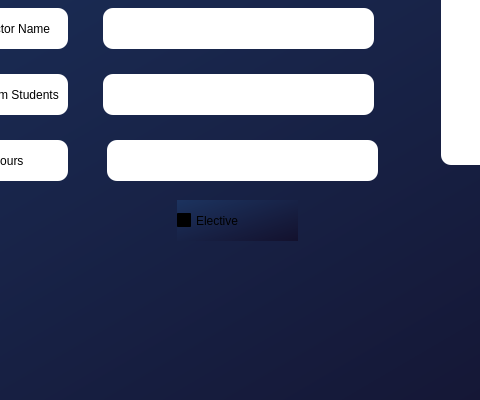
Before: the Qt Designer form Qt/registerform.ui in KerollosRady/University-mangament-system, drawn with Qt 5; both pictures show x 163 to 643 and y 190 to 590 of the 1000 by 590 pixel window.
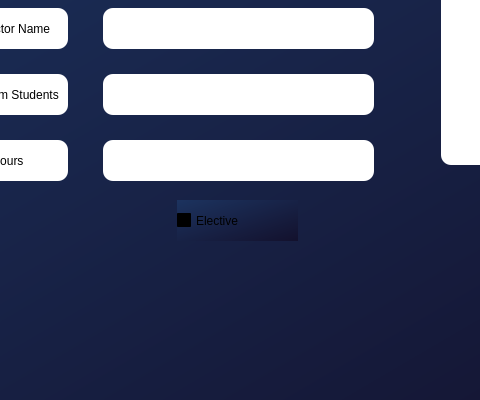
After: the same form once the commit is applied.

Patch:
```diff
--- a/Qt/registerform.ui
+++ b/Qt/registerform.ui
@@ -287,7 +287,7 @@
   <widget class="QLineEdit" name="lineEdit_5">
    <property name="geometry">
     <rect>
-     <x>270</x>
+     <x>266</x>
      <y>330</y>
      <width>271</width>
      <height>41</height>
```
